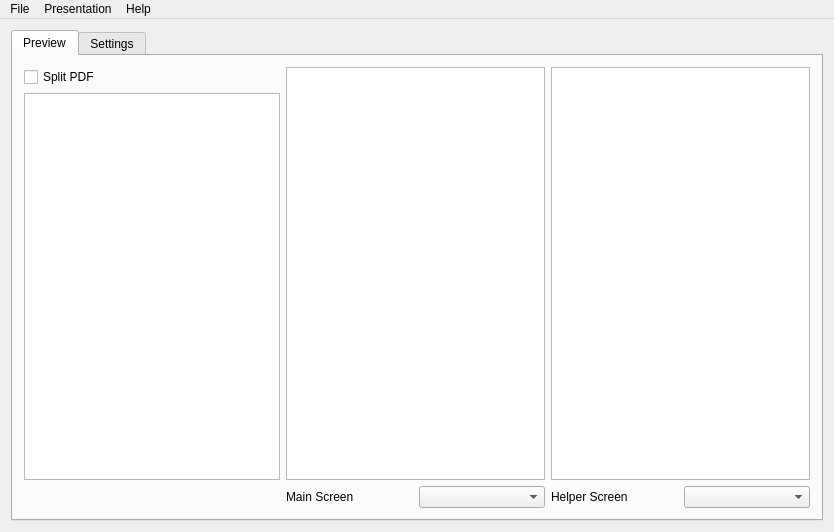
First picture: the form in mainwindow.ui, repository MrHase/Presentation, before the edit.
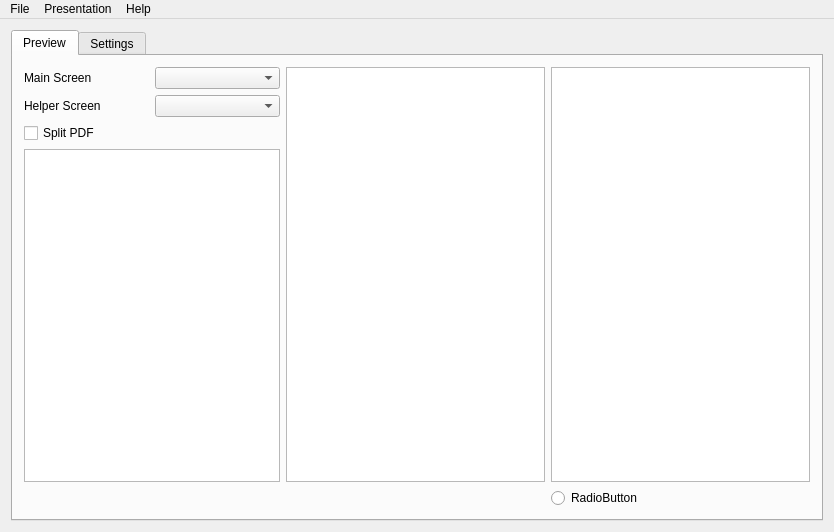
Second picture: the form after the edit.

The edit to the form file:
```diff
--- a/mainwindow.ui
+++ b/mainwindow.ui
@@ -30,7 +30,9 @@
        <layout class="QVBoxLayout" name="verticalLayout_3">
         <item>
          <layout class="QGridLayout" name="gridLayout">
-          <item row="5" column="3">
+          <item row="4" column="0">
+           <layout class="QVBoxLayout" name="verticalLayout_2">
+            <item>
            <layout class="QHBoxLayout" name="horizontalLayout_3">
             <item>
              <widget class="QLabel" name="label_mainScreen">
@@ -44,8 +46,20 @@
             </item>
            </layout>
           </item>
-          <item row="4" column="0">
-           <layout class="QVBoxLayout" name="verticalLayout_2">
+            <item>
+             <layout class="QHBoxLayout" name="horizontalLayout_2">
+              <item>
+               <widget class="QLabel" name="label_helperScreen">
+                <property name="text">
+                 <string>Helper Screen</string>
+                </property>
+               </widget>
+              </item>
+              <item>
+               <widget class="QComboBox" name="outputList_HelperScreen"/>
+              </item>
+             </layout>
+            </item>
             <item>
              <widget class="QCheckBox" name="cb_splitPDF">
               <property name="text">
@@ -71,20 +85,6 @@
             </item>
            </layout>
           </item>
-          <item row="5" column="4">
-           <layout class="QHBoxLayout" name="horizontalLayout_2">
-            <item>
-             <widget class="QLabel" name="label_helperScreen">
-              <property name="text">
-               <string>Helper Screen</string>
-              </property>
-             </widget>
-            </item>
-            <item>
-             <widget class="QComboBox" name="outputList_HelperScreen"/>
-            </item>
-           </layout>
-          </item>
           <item row="4" column="4">
            <widget class="QGraphicsView" name="graphicsView_right">
             <property name="lineWidth">
@@ -117,6 +117,13 @@
             </property>
            </widget>
           </item>
+          <item row="5" column="4">
+           <widget class="QRadioButton" name="radioButton">
+            <property name="text">
+             <string>RadioButton</string>
+            </property>
+           </widget>
+          </item>
          </layout>
         </item>
        </layout>
```
Lines whose indentation alone changed are shown as unchanged.
